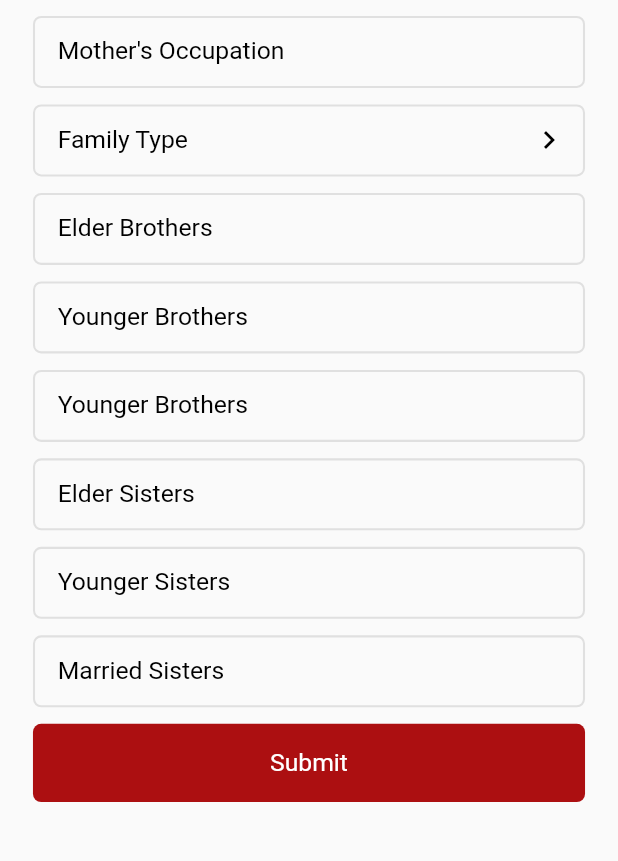
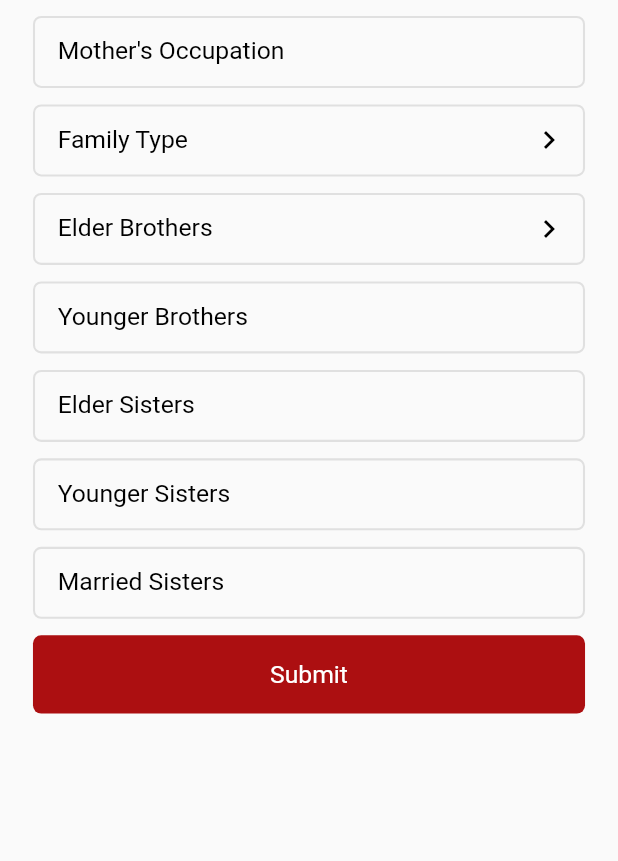
Before and after one commit to himachalirishta/himachali_rishta_mobile, a Flutter app: the FamilyDetailsEdit screen opened directly, on a phone screen of 412 x 824 dp, the part 89-950 px from its top. Run offline on Flutter 3.47's test engine with Material 2 defaults, Android fonts, the phone set to English and light mode, and no system bars; our stand-ins replace carousel_slider, country_picker, firebase_auth, firebase_core, get, image_cropper and 4 more; accounts and stored records are empty; statements that could not run were skipped.

Commit message:
Married brothers visibility conditional

```diff
--- a/lib/features/edit_information/get_controllers/family_details_get_controller.dart
+++ b/lib/features/edit_information/get_controllers/family_details_get_controller.dart
@@ -38,6 +38,14 @@ class FamilyDetailsGetController extends GetxController
   ].obs;
   RxString selectedFamilyType = 'Upper'.obs;
 
+  RxList<String> elderBrothers = <String>[
+    '0',
+    '1',
+    '2',
+    'More than 2',
+  ].obs;
+  RxString selectedElderBrothers = '0'.obs;
+
   RxMap<int, RxList<String>> selectedOption = <int, RxList<String>>{}.obs;
   RxInt selectedOptionIndex = 0.obs;
   late AnimationController animationController;
@@ -49,6 +57,7 @@ class FamilyDetailsGetController extends GetxController
     selectedOption.value = {
       0: <String>[].obs,
       1: familyType,
+      2: elderBrothers,
     };
     super.onInit();
   }
--- a/lib/features/edit_information/ui/family_details_edit.dart
+++ b/lib/features/edit_information/ui/family_details_edit.dart
@@ -211,8 +211,15 @@ class FamilyDetailsEdit extends StatelessWidget {
                             SizedBox(
                               height: 8.sp.adjustedSp,
                             ),
-                            TextField(
-                              controller: getController.elderBrothersController,
+                            GestureDetector(
+                              onTap: () {
+                                getController.selectedOptionIndex.value = 2;
+                                getController.animationController.forward();
+                              },
+                              child: TextField(
+                                enabled: false,
+                                controller:
+                                    getController.elderBrothersController,
                                 obscureText: false,
                                 textAlign: TextAlign.start,
                                 maxLines: 1,
@@ -224,22 +231,22 @@ class FamilyDetailsEdit extends StatelessWidget {
                                 ),
                                 decoration: InputDecoration(
                                   disabledBorder: OutlineInputBorder(
-                                  borderRadius:
-                                      BorderRadius.circular(4.0.sp.adjustedSp),
+                                    borderRadius: BorderRadius.circular(
+                                        4.0.sp.adjustedSp),
                                     borderSide: BorderSide(
                                         color: Color(0xffe0e0e0),
                                         width: 1.sp.adjustedSp),
                                   ),
                                   focusedBorder: OutlineInputBorder(
-                                  borderRadius:
-                                      BorderRadius.circular(4.0.sp.adjustedSp),
+                                    borderRadius: BorderRadius.circular(
+                                        4.0.sp.adjustedSp),
                                     borderSide: BorderSide(
                                         color: Color(0xffe0e0e0),
                                         width: 1.sp.adjustedSp),
                                   ),
                                   enabledBorder: OutlineInputBorder(
-                                  borderRadius:
-                                      BorderRadius.circular(4.0.sp.adjustedSp),
+                                    borderRadius: BorderRadius.circular(
+                                        4.0.sp.adjustedSp),
                                     borderSide: BorderSide(
                                         color: Color(0xffe0e0e0),
                                         width: 1.sp.adjustedSp),
@@ -259,6 +266,11 @@ class FamilyDetailsEdit extends StatelessWidget {
                                       8.sp.adjustedSp,
                                       12.sp.adjustedSp,
                                       8),
+                                  suffixIcon: Icon(
+                                    Icons.chevron_right,
+                                    color: Color(0xff000000),
+                                  ),
+                                ),
                               ),
                             ),
                             SizedBox(
@@ -316,10 +328,22 @@ class FamilyDetailsEdit extends StatelessWidget {
                                     8),
                               ),
                             ),
-                            SizedBox(
+                            Obx(() {
+                              return Visibility(
+                                visible:
+                                    getController.selectedElderBrothers.value !=
+                                        '0',
+                                child: SizedBox(
                                   height: 8.sp.adjustedSp,
                                 ),
-                            TextField(
+                              );
+                            }),
+                            Obx(() {
+                              return Visibility(
+                                visible:
+                                    getController.selectedElderBrothers.value !=
+                                        '0',
+                                child: TextField(
                                   controller:
                                       getController.marriedBrothersController,
                                   keyboardType: TextInputType.number,
@@ -334,27 +358,27 @@ class FamilyDetailsEdit extends StatelessWidget {
                                   ),
                                   decoration: InputDecoration(
                                     disabledBorder: OutlineInputBorder(
-                                  borderRadius:
-                                      BorderRadius.circular(4.0.sp.adjustedSp),
+                                      borderRadius: BorderRadius.circular(
+                                          4.0.sp.adjustedSp),
                                       borderSide: BorderSide(
                                           color: Color(0xffe0e0e0),
                                           width: 1.sp.adjustedSp),
                                     ),
                                     focusedBorder: OutlineInputBorder(
-                                  borderRadius:
-                                      BorderRadius.circular(4.0.sp.adjustedSp),
+                                      borderRadius: BorderRadius.circular(
+                                          4.0.sp.adjustedSp),
                                       borderSide: BorderSide(
                                           color: Color(0xffe0e0e0),
                                           width: 1.sp.adjustedSp),
                                     ),
                                     enabledBorder: OutlineInputBorder(
-                                  borderRadius:
-                                      BorderRadius.circular(4.0.sp.adjustedSp),
+                                      borderRadius: BorderRadius.circular(
+                                          4.0.sp.adjustedSp),
                                       borderSide: BorderSide(
                                           color: Color(0xffe0e0e0),
                                           width: 1.sp.adjustedSp),
                                     ),
-                                labelText: "Younger Brothers",
+                                    labelText: "Married Brothers",
                                     labelStyle: TextStyle(
                                       fontWeight: FontWeight.w400,
                                       fontStyle: FontStyle.normal,
@@ -371,6 +395,8 @@ class FamilyDetailsEdit extends StatelessWidget {
                                         8),
                                   ),
                                 ),
+                              );
+                            }),
                             SizedBox(
                               height: 8.sp.adjustedSp,
                             ),
@@ -593,6 +619,18 @@ class FamilyDetailsEdit extends StatelessWidget {
                                         getController.animationController
                                             .reverse();
                                         break;
+                                      case 2:
+                                        getController
+                                                .selectedElderBrothers.value =
+                                            getController.elderBrothers[index];
+                                        getController
+                                                .elderBrothersController.text =
+                                            getController
+                                                .selectedElderBrothers.value
+                                                .toString();
+                                        getController.animationController
+                                            .reverse();
+                                        break;
 
                                       default:
                                         break;
```
Lines whose indentation alone changed are shown as unchanged.
